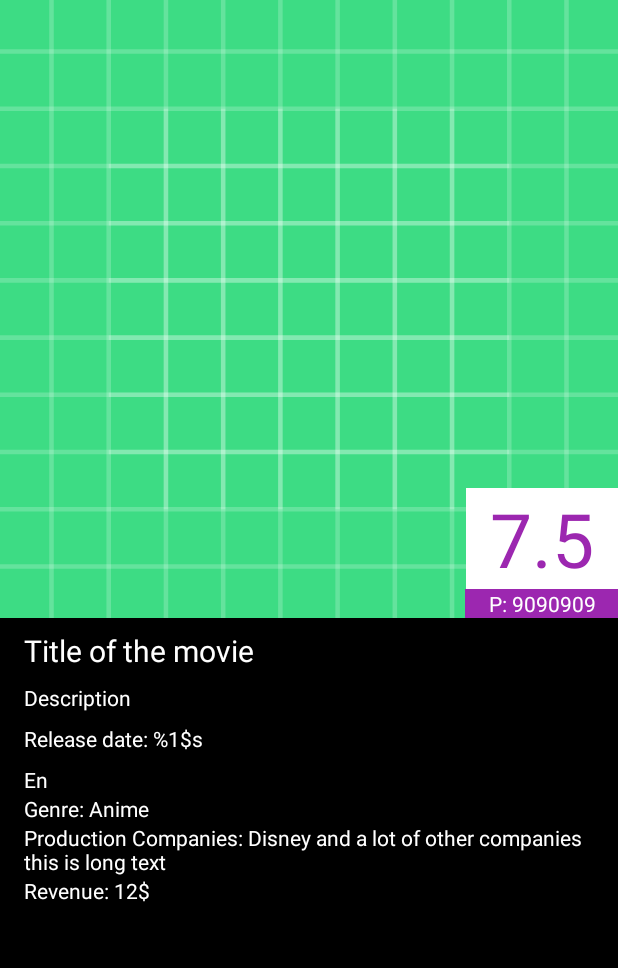
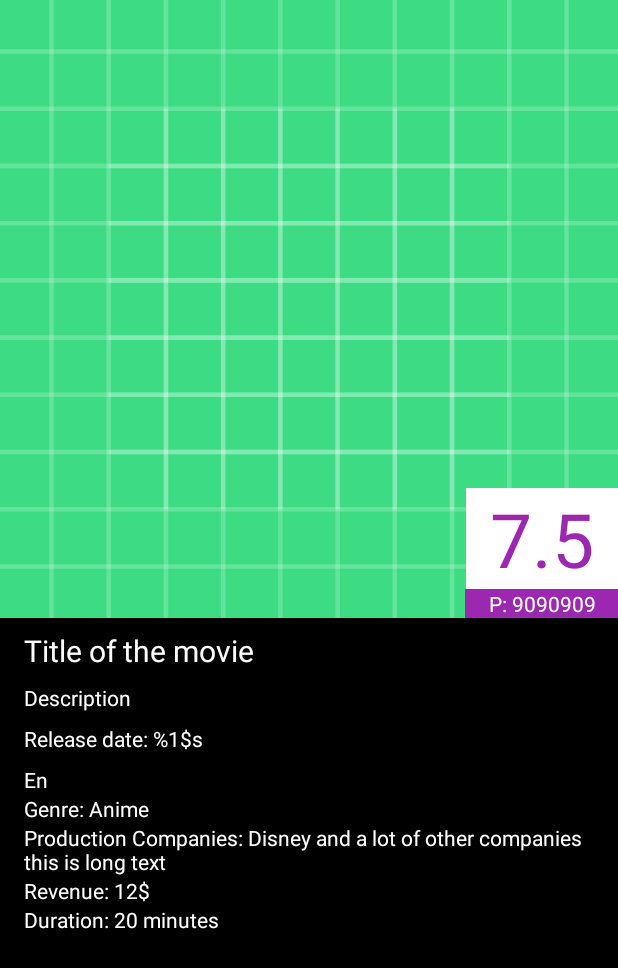
Before and after one commit to adityawibisana/themoviedb-oddbit, an Android app: the layout activity_movie_detail.xml on its own in the app's theme, with its tools: preview values and no code run, on a phone screen of 412 x 824 dp. Shown: the top 968 px of the screen. Run offline under Robolectric (Android 15) with nearby library versions, the phone set to English and light mode, and no system bars; network calls fail.

Commit message:
Add duration

```diff
--- a/app/src/main/java/com/aw/themoviedboddbit/MovieDetailActivity.kt
+++ b/app/src/main/java/com/aw/themoviedboddbit/MovieDetailActivity.kt
@@ -79,6 +79,10 @@ class MovieDetailActivity : AppCompatActivity() {
 
             binding.revenue.text = resources.getString(R.string.revenue_value, if (formattedRevenue == "0") "-" else formattedRevenue)
         })
+
+        viewModel.duration.observe(this, {
+            binding.duration.text = resources.getString(R.string.duration_value, it)
+        })
     }
 
     companion object {
--- a/app/src/main/java/com/aw/themoviedboddbit/models/entity/Movie.kt
+++ b/app/src/main/java/com/aw/themoviedboddbit/models/entity/Movie.kt
@@ -22,5 +22,6 @@ data class Movie(
     val vote_average: Float,
     val genres: List<Genre>?,
     val production_companies: List<ProductionCompany>?,
-    val revenue: Float
+    val revenue: Float,
+    val runtime: Int // in minute
 )
--- a/app/src/main/java/com/aw/themoviedboddbit/viewModels/MovieDetailActivityViewModel.kt
+++ b/app/src/main/java/com/aw/themoviedboddbit/viewModels/MovieDetailActivityViewModel.kt
@@ -29,6 +29,7 @@ class MovieDetailActivityViewModel @Inject constructor(
     var genre = MutableLiveData<String>()
     var productionCompanies = MutableLiveData<String>()
     var revenue = MutableLiveData<Float>()
+    val duration = MutableLiveData<String>()
 
     fun initialize(movieId: Int) {
         tmdbService.fetchVideos(movieId).enqueue(object: Callback<Movie> {
@@ -50,6 +51,7 @@ class MovieDetailActivityViewModel @Inject constructor(
                     )
 
                     revenue.postValue(movie.revenue)
+                    duration.postValue(utils.minutesToHourMinute(movie.runtime))
                 }
             }
 
--- a/app/src/main/res/layout/activity_movie_detail.xml
+++ b/app/src/main/res/layout/activity_movie_detail.xml
@@ -122,4 +122,15 @@
         android:layout_marginEnd="@dimen/margin"
         tools:text="Revenue: 12$"/>
 
+    <TextView
+        android:layout_width="0dp"
+        android:layout_height="wrap_content"
+        android:id="@+id/duration"
+        app:layout_constraintLeft_toLeftOf="parent"
+        app:layout_constraintRight_toRightOf="parent"
+        app:layout_constraintTop_toBottomOf="@id/revenue"
+        android:layout_marginStart="@dimen/margin"
+        android:layout_marginEnd="@dimen/margin"
+        tools:text="Duration: 20 minutes"/>
+
 </androidx.constraintlayout.widget.ConstraintLayout>
--- a/app/src/main/res/values/strings.xml
+++ b/app/src/main/res/values/strings.xml
@@ -10,4 +10,5 @@
     <string name="language">Language: %1$s</string>
     <string name="genre">Genre: </string>
     <string name="revenue_value">Revenue: $ %1$s</string>
+    <string name="duration_value">Duration: %1$s</string>
 </resources>
```
